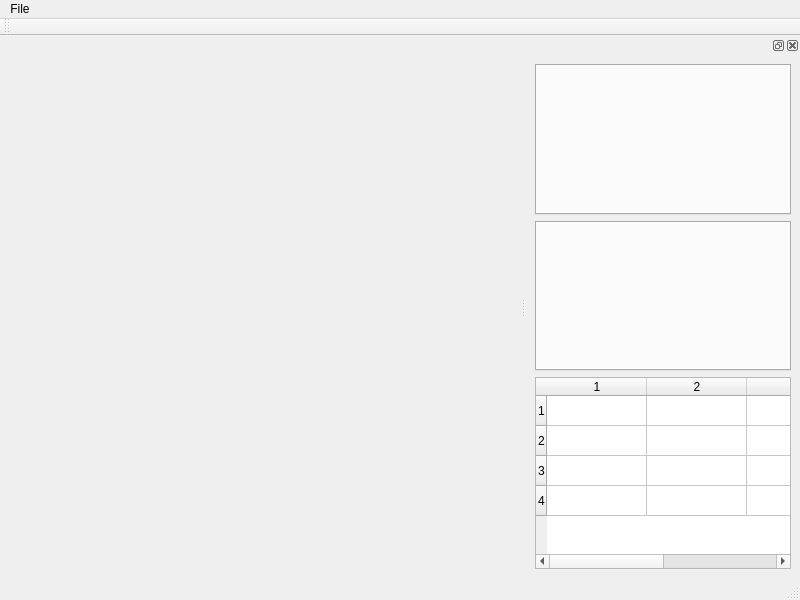
The window that form.ui (bgallois/LapsAnalyzer) describes before a commit, drawn with Qt 5.
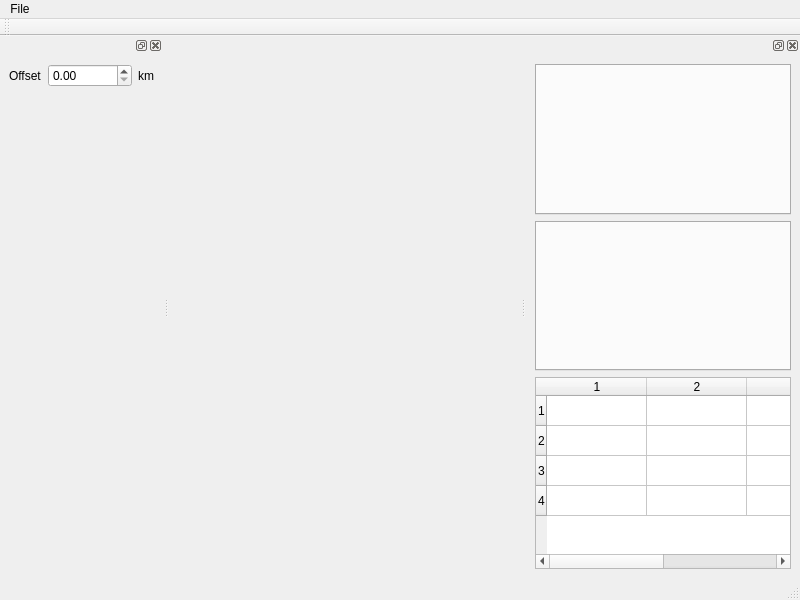
The same window after the commit.

Commit message: [add] add offset for auto laps

```diff
--- a/form.ui
+++ b/form.ui
@@ -86,6 +86,49 @@
     <bool>false</bool>
    </attribute>
   </widget>
+  <widget class="QDockWidget" name="settingsDock">
+   <attribute name="dockWidgetArea">
+    <number>1</number>
+   </attribute>
+   <widget class="QWidget" name="dockWidgetContents_2">
+    <layout class="QGridLayout" name="gridLayout_3">
+     <item row="0" column="0">
+      <widget class="QLabel" name="label">
+       <property name="text">
+        <string>Offset</string>
+       </property>
+      </widget>
+     </item>
+     <item row="0" column="2">
+      <widget class="QLabel" name="label_2">
+       <property name="text">
+        <string>km</string>
+       </property>
+      </widget>
+     </item>
+     <item row="0" column="1">
+      <widget class="QDoubleSpinBox" name="offset">
+       <property name="maximum">
+        <double>99990000.000000000000000</double>
+       </property>
+      </widget>
+     </item>
+     <item row="1" column="1">
+      <spacer name="verticalSpacer">
+       <property name="orientation">
+        <enum>Qt::Vertical</enum>
+       </property>
+       <property name="sizeHint" stdset="0">
+        <size>
+         <width>20</width>
+         <height>40</height>
+        </size>
+       </property>
+      </spacer>
+     </item>
+    </layout>
+   </widget>
+  </widget>
   <action name="actionOpen">
    <property name="text">
     <string>Open</string>
```
The commit also changes 4 other files.
